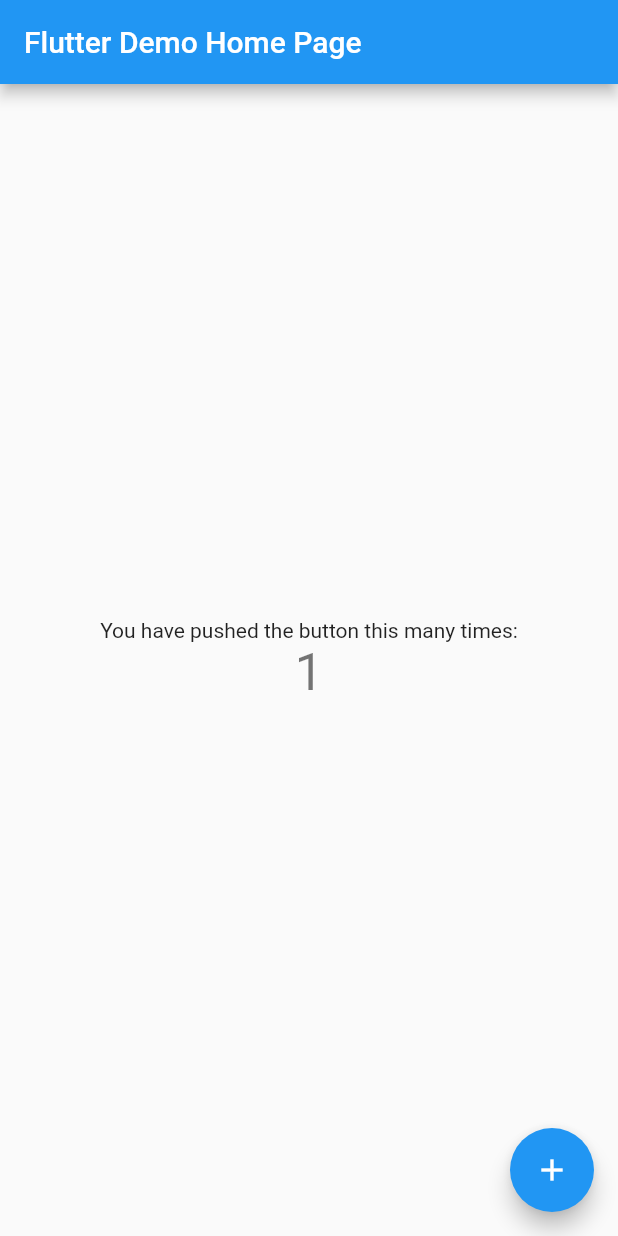
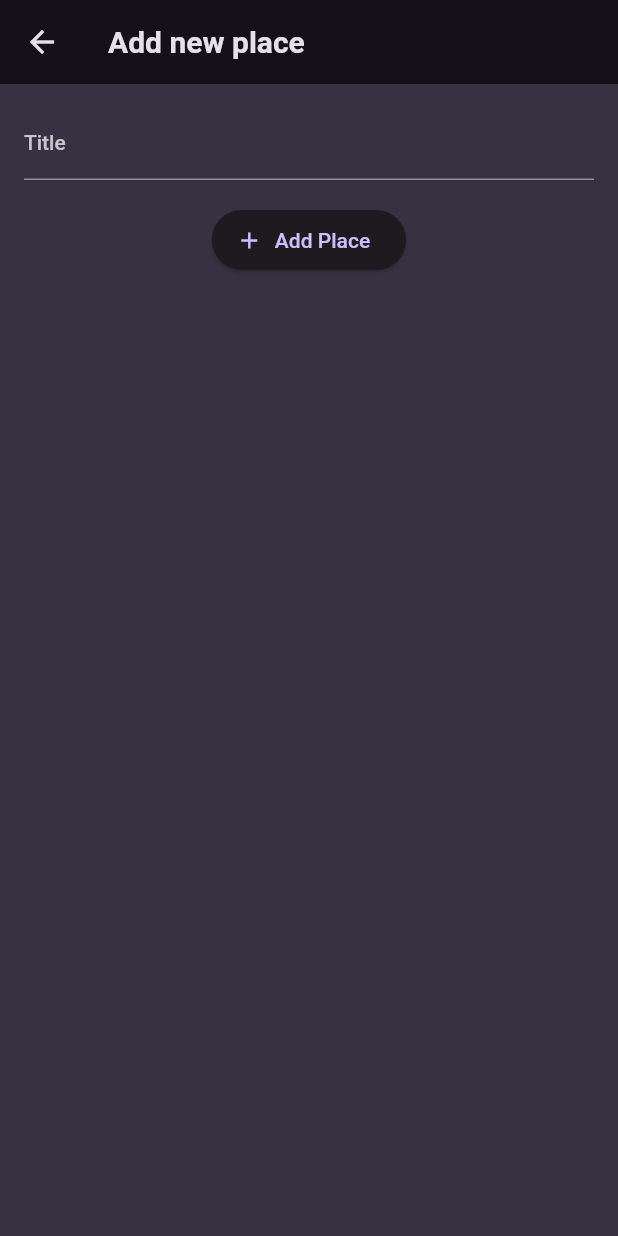
Before and after one commit to alexsumoski/favorite-places-app, a Flutter app: the screen it shows after launch, after a tap on the "add" icon, on a phone screen of 412 x 824 dp. Run offline on Flutter 3.47's test engine with Material 2 defaults, Android fonts, the phone set to English and light mode, and no system bars; our stand-ins replace flutter_riverpod, google_fonts.

Commit message:
Add place model, places screen, add list screen, places list widget

```diff
--- a/lib/main.dart
+++ b/lib/main.dart
@@ -1,115 +1,46 @@
+import 'package:favorite_places_app/screens/places.dart';
 import 'package:flutter/material.dart';
 
+import 'package:google_fonts/google_fonts.dart';
+
+final colorScheme = ColorScheme.fromSeed(
+  brightness: Brightness.dark,
+  seedColor: const Color.fromARGB(255, 102, 6, 247),
+  background: const Color.fromARGB(255, 56, 49, 66),
+);
+
+final theme = ThemeData().copyWith(
+  useMaterial3: true,
+  scaffoldBackgroundColor: colorScheme.background,
+  colorScheme: colorScheme,
+  textTheme: GoogleFonts.ubuntuCondensedTextTheme().copyWith(
+    titleSmall: GoogleFonts.ubuntuCondensed(
+      fontWeight: FontWeight.bold,
+    ),
+    titleMedium: GoogleFonts.ubuntuCondensed(
+      fontWeight: FontWeight.bold,
+    ),
+    titleLarge: GoogleFonts.ubuntuCondensed(
+      fontWeight: FontWeight.bold,
+    ),
+  ),
+);
+
 void main() {
-  runApp(const MyApp());
+  runApp(
+    const MyApp(),
+  );
 }
 
 class MyApp extends StatelessWidget {
-  const MyApp({super.key});
+  const MyApp({Key? key}) : super(key: key);
 
-  // This widget is the root of your application.
   @override
   Widget build(BuildContext context) {
     return MaterialApp(
-      title: 'Flutter Demo',
-      theme: ThemeData(
-        // This is the theme of your application.
-        //
-        // Try running your application with "flutter run". You'll see the
-        // application has a blue toolbar. Then, without quitting the app, try
-        // changing the primarySwatch below to Colors.green and then invoke
-        // "hot reload" (press "r" in the console where you ran "flutter run",
-        // or simply save your changes to "hot reload" in a Flutter IDE).
-        // Notice that the counter didn't reset back to zero; the application
-        // is not restarted.
-        primarySwatch: Colors.blue,
-      ),
-      home: const MyHomePage(title: 'Flutter Demo Home Page'),
+      title: 'Great Places',
+      theme: theme,
+      home: PlacesScreen(),
     );
   }
 }
-
-class MyHomePage extends StatefulWidget {
-  const MyHomePage({super.key, required this.title});
-
-  // This widget is the home page of your application. It is stateful, meaning
-  // that it has a State object (defined below) that contains fields that affect
-  // how it looks.
-
-  // This class is the configuration for the state. It holds the values (in this
-  // case the title) provided by the parent (in this case the App widget) and
-  // used by the build method of the State. Fields in a Widget subclass are
-  // always marked "final".
-
-  final String title;
-
-  @override
-  State<MyHomePage> createState() => _MyHomePageState();
-}
-
-class _MyHomePageState extends State<MyHomePage> {
-  int _counter = 0;
-
-  void _incrementCounter() {
-    setState(() {
-      // This call to setState tells the Flutter framework that something has
-      // changed in this State, which causes it to rerun the build method below
-      // so that the display can reflect the updated values. If we changed
-      // _counter without calling setState(), then the build method would not be
-      // called again, and so nothing would appear to happen.
-      _counter++;
-    });
-  }
-
-  @override
-  Widget build(BuildContext context) {
-    // This method is rerun every time setState is called, for instance as done
-    // by the _incrementCounter method above.
-    //
-    // The Flutter framework has been optimized to make rerunning build methods
-    // fast, so that you can just rebuild anything that needs updating rather
-    // than having to individually change instances of widgets.
-    return Scaffold(
-      appBar: AppBar(
-        // Here we take the value from the MyHomePage object that was created by
-        // the App.build method, and use it to set our appbar title.
-        title: Text(widget.title),
-      ),
-      body: Center(
-        // Center is a layout widget. It takes a single child and positions it
-        // in the middle of the parent.
-        child: Column(
-          // Column is also a layout widget. It takes a list of children and
-          // arranges them vertically. By default, it sizes itself to fit its
-          // children horizontally, and tries to be as tall as its parent.
-          //
-          // Invoke "debug painting" (press "p" in the console, choose the
-          // "Toggle Debug Paint" action from the Flutter Inspector in Android
-          // Studio, or the "Toggle Debug Paint" command in Visual Studio Code)
-          // to see the wireframe for each widget.
-          //
-          // Column has various properties to control how it sizes itself and
-          // how it positions its children. Here we use mainAxisAlignment to
-          // center the children vertically; the main axis here is the vertical
-          // axis because Columns are vertical (the cross axis would be
-          // horizontal).
-          mainAxisAlignment: MainAxisAlignment.center,
-          children: <Widget>[
-            const Text(
-              'You have pushed the button this many times:',
-            ),
-            Text(
-              '$_counter',
-              style: Theme.of(context).textTheme.headlineMedium,
-            ),
-          ],
-        ),
-      ),
-      floatingActionButton: FloatingActionButton(
-        onPressed: _incrementCounter,
-        tooltip: 'Increment',
-        child: const Icon(Icons.add),
-      ), // This trailing comma makes auto-formatting nicer for build methods.
-    );
-  }
-}
--- /dev/null
+++ b/lib/models/place.dart
@@ -0,0 +1,10 @@
+import 'package:uuid/uuid.dart';
+
+const uuid = Uuid();
+
+class Place {
+  Place({required this.title}) : id = uuid.v4();
+
+  final String id;
+  final String title;
+}
--- /dev/null
+++ b/lib/screens/add_place.dart
@@ -0,0 +1,50 @@
+import 'package:flutter/material.dart';
+
+class AddPlaceScreen extends StatefulWidget {
+  const AddPlaceScreen({super.key});
+
+  @override
+  State<AddPlaceScreen> createState() => _AddPlaceScreenState();
+}
+
+class _AddPlaceScreenState extends State<AddPlaceScreen> {
+  @override
+  Widget build(BuildContext context) {
+    final _titleController = TextEditingController();
+
+    @override
+    void dispose() {
+      _titleController.dispose();
+      super.dispose();
+    }
+
+    void _submitForm() {
+      Navigator.pop(context);
+    }
+
+    return Scaffold(
+      appBar: AppBar(
+        title: const Text('Add new place'),
+      ),
+      body: SingleChildScrollView(
+        padding: const EdgeInsets.all(16),
+        child: Column(
+          children: [
+            TextField(
+              decoration: const InputDecoration(labelText: 'Title'),
+              controller: _titleController,
+              style:
+                  TextStyle(color: Theme.of(context).colorScheme.onBackground),
+            ),
+            const SizedBox(height: 16),
+            ElevatedButton.icon(
+              onPressed: _submitForm,
+              icon: const Icon(Icons.add),
+              label: const Text('Add Place'),
+            )
+          ],
+        ),
+      ),
+    );
+  }
+}
--- /dev/null
+++ b/lib/screens/places.dart
@@ -0,0 +1,33 @@
+import 'package:favorite_places_app/screens/add_place.dart';
+import 'package:favorite_places_app/widgets/places_list.dart';
+import 'package:flutter/material.dart';
+import 'package:flutter_riverpod/flutter_riverpod.dart';
+
+class PlacesScreen extends StatelessWidget {
+  const PlacesScreen({super.key});
+
+  @override
+  Widget build(BuildContext context) {
+    return Scaffold(
+      appBar: AppBar(
+        title: const Text('Favorite Places'),
+        actions: [
+          IconButton(
+            icon: const Icon(Icons.add),
+            onPressed: () {
+              Navigator.push(
+                context,
+                MaterialPageRoute(
+                  builder: (context) => const AddPlaceScreen(),
+                ),
+              );
+            },
+          ),
+        ],
+      ),
+      body: const PlacesList(
+        places: [],
+      ),
+    );
+  }
+}
--- /dev/null
+++ b/lib/widgets/places_list.dart
@@ -0,0 +1,31 @@
+import 'package:favorite_places_app/models/place.dart';
+import 'package:flutter/material.dart';
+
+class PlacesList extends StatelessWidget {
+  const PlacesList({super.key, required this.places});
+
+  final List<Place> places;
+  @override
+  Widget build(BuildContext context) {
+    if (places.isEmpty) {
+      return Center(
+        child: Text('No places added yet',
+            style: Theme.of(context)
+                .textTheme
+                .titleMedium!
+                .copyWith(color: Theme.of(context).colorScheme.onBackground)),
+      );
+    }
+
+    return ListView.builder(
+      itemCount: places.length,
+      itemBuilder: (ctx, index) => ListTile(
+        title: Text(places[index].title,
+            style: Theme.of(context)
+                .textTheme
+                .titleMedium!
+                .copyWith(color: Theme.of(context).colorScheme.onBackground)),
+      ),
+    );
+  }
+}
--- a/pubspec.yaml
+++ b/pubspec.yaml
@@ -35,6 +35,10 @@ dependencies:
   # The following adds the Cupertino Icons font to your application.
   # Use with the CupertinoIcons class for iOS style icons.
   cupertino_icons: ^1.0.2
+  google_fonts: ^4.0.4
+  riverpod: ^2.3.6
+  flutter_riverpod: ^2.3.6
+  uuid: ^3.0.7
 
 dev_dependencies:
   flutter_test:
```
Also changed, not shown: lib/screens/places_detail.dart (added), pubspec.lock, 10 other files.
